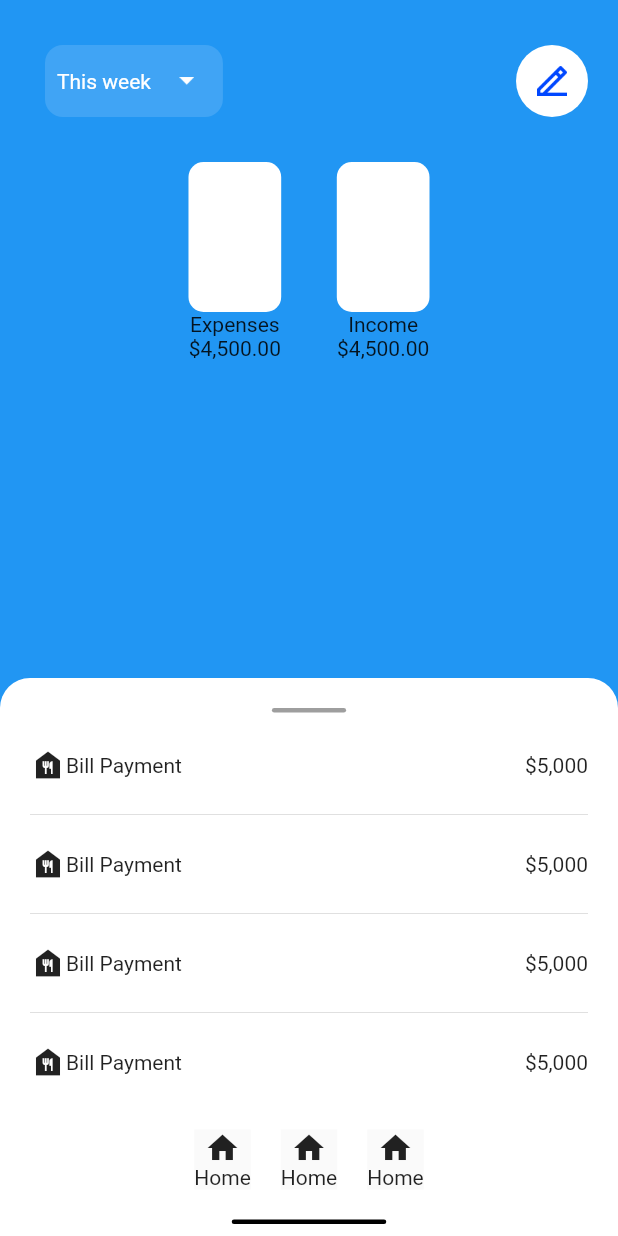
After one commit to ernestkoko/xafe, a Flutter app: the HomePage screen opened by its route, on a phone screen of 412 x 824 dp. The commit adds this screen. Run offline on Flutter 3.47's test engine with Material 2 defaults, Android fonts, the phone set to English and light mode, and no system bars; our stand-ins replace get.

Commit message:
Created Home page and added some changes

```diff
--- /dev/null
+++ b/lib/app/modules/home_module/home_page.dart
@@ -0,0 +1,265 @@
+import 'package:flutter/material.dart';
+import 'package:get/get.dart';
+import 'package:xafe/app/modules/home_module/home_page_controller.dart';
+import 'package:xafe/app/modules/home_module/widgets/bottom_sheet_item.dart';
+import 'package:xafe/app/modules/home_module/widgets/custom_analyses.dart';
+import 'package:xafe/app/widgets/custom_line.dart';
+import 'package:xafe/core/theme/text_styles.dart';
+
+import '../../widgets/space.dart';
+
+class HomePage extends GetView<HomePageController> {
+  const HomePage({Key? key}) : super(key: key);
+
+  @override
+  Widget build(BuildContext context) {
+    return Scaffold(
+      backgroundColor: Get.theme.primaryColor,
+      body: SafeArea(
+        child: Stack(
+          children: [
+            Positioned(
+              top: 0,
+              height: Get.height * 0.4,
+              right: 0,
+              left: 0,
+              child: Column(
+                children: [
+                  Padding(
+                    padding: const EdgeInsets.all(20.0),
+                    child: Row(
+                      mainAxisAlignment: MainAxisAlignment.spaceBetween,
+                      children: [
+                        Container(
+                          margin: EdgeInsets.all(10),
+                          //height: 40,
+
+                          decoration: ShapeDecoration(
+                              color:
+                                  Get.theme.primaryColorLight.withOpacity(0.2),
+                              shape: const RoundedRectangleBorder(
+                                  borderRadius:
+                                      BorderRadius.all(Radius.circular(12.0)))),
+                          child: Row(
+                            mainAxisAlignment: MainAxisAlignment.spaceBetween,
+                            mainAxisSize: MainAxisSize.min,
+                            children: [
+                              Padding(
+                                padding: const EdgeInsets.only(left: 8.0),
+                                child: Text(
+                                  "This week",
+                                  style: AppTextStyles.regular
+                                      .copyWith(color: Colors.white),
+                                ),
+                              ),
+                              IconButton(
+                                  padding: EdgeInsets.all(0),
+                                  onPressed: () {},
+                                  color: Colors.white,
+                                  icon: Image.asset(
+                                    "assets/img/dropdown.png",
+                                    height: 10,
+                                    width: 10,
+                                  ))
+                            ],
+                          ),
+                        ),
+                        Container(
+                          decoration: const ShapeDecoration(
+                              color: Colors.white,
+                              shape: RoundedRectangleBorder(
+                                  borderRadius:
+                                      BorderRadius.all(Radius.circular(100)))),
+                          child: IconButton(
+                            onPressed: () {
+                              ///Bottom sheet
+                              Get.bottomSheet(
+                                SizedBox(
+                                  height: Get.height * 0.4,
+                                  child: Column(
+                                    crossAxisAlignment:
+                                        CrossAxisAlignment.start,
+                                    children: [
+                                      const Padding(
+                                        padding: EdgeInsets.all(20.0),
+                                        child: Center(
+                                          child: CustomLine(
+                                            width: 40,
+                                            color: Colors.grey,
+                                          ),
+                                        ),
+                                      ),
+                                      BottomSheetItem(
+                                          onClicked:
+                                              controller.navigateToAddExpense,
+                                          assetLink:
+                                              "assets/img/add_expense.png",
+                                          title: "Add an expense"),
+                                      const Divider(),
+                                      BottomSheetItem(
+                                          onClicked:
+                                              controller.navigateToCreateBudget,
+                                          assetLink:
+                                              "assets/img/create_budget.png",
+                                          title: "Create Budget"),
+                                      const Divider(),
+                                      BottomSheetItem(
+                                          onClicked:
+                                              controller.navigateToAddSpending,
+                                          assetLink:
+                                              "assets/img/add_spending.png",
+                                          title: "Add a spending category"),
+                                    ],
+                                  ),
+                                ),
+                                backgroundColor: Colors.white,
+                                shape: const RoundedRectangleBorder(
+                                  borderRadius: BorderRadius.only(
+                                    topLeft: Radius.circular(20),
+                                    topRight: Radius.circular(20),
+                                  ),
+                                ),
+                              );
+                            },
+                            icon: Image.asset(
+                              "assets/img/create.png",
+                              height: 20,
+                              width: 20,
+                            ),
+                            color: Colors.white,
+                            focusColor: Colors.white,
+                          ),
+                        ),
+                      ],
+                    ),
+                  ),
+                  Row(
+                    mainAxisAlignment: MainAxisAlignment.center,
+                    children: [
+                      const CustomAnalyses(
+                        title: "Expenses",
+                        amount: "4,500.00",
+                      ),
+                      Space.X(Get.width * 0.09),
+                      const CustomAnalyses(
+                        title: "Income",
+                        amount: "4,500.00",
+                      )
+                    ],
+                  ),
+                ],
+              ),
+            ),
+            Positioned(
+              bottom: 0,
+              right: 0,
+              left: 0,
+              child: Container(
+                padding: const EdgeInsets.only(
+                    top: 10, left: 20, right: 20, bottom: 8),
+                decoration: const ShapeDecoration(
+                  color: Colors.white,
+                  shape: RoundedRectangleBorder(
+                    borderRadius: BorderRadius.only(
+                      topLeft: Radius.circular(20),
+                      topRight: Radius.circular(20),
+                    ),
+                  ),
+                ),
+                child: Column(
+                  mainAxisAlignment: MainAxisAlignment.spaceBetween,
+                  children: [
+                    Space.Y(10),
+                    CustomLine(
+                      color: Colors.grey,
+                      width: Get.width * 0.12,
+                    ),
+                    Space.Y(10),
+                    Column(
+                      crossAxisAlignment: CrossAxisAlignment.center,
+                      children: [
+                        _row(),
+                        const Divider(),
+                        _row(),
+                        const Divider(),
+                        _row(),
+                        const Divider(),
+                        _row(),
+                      ],
+                    ),
+                    Space.Y(20),
+                    Column(
+                      mainAxisAlignment: MainAxisAlignment.spaceBetween,
+                      children: [
+                        Row(
+                          mainAxisAlignment: MainAxisAlignment.center,
+                          children: [
+                            Material(
+                              child: InkWell(
+                                onTap: () {},
+                                child: Column(
+                                  children: const [
+                                    Icon(Icons.home),
+                                    Text("Home")
+                                  ],
+                                ),
+                              ),
+                            ),
+                            Space.X(20),
+                            Material(
+                              child: InkWell(
+                                onTap: () {},
+                                child: Column(
+                                  children: const [
+                                    Icon(Icons.home),
+                                    Text("Home"),
+                                  ],
+                                ),
+                              ),
+                            ),
+                            Space.X(20),
+                            Material(
+                              child: InkWell(
+                                onTap: () {},
+                                child: Column(
+                                  children: const [
+                                    Icon(Icons.home),
+                                    Text("Home")
+                                  ],
+                                ),
+                              ),
+                            ),
+                          ],
+                        ),
+                        Space.Y(20),
+                        CustomLine(
+                          color: Colors.black,
+                          width: Get.width * 0.25,
+                        )
+                      ],
+                    )
+                  ],
+                ),
+              ),
+            )
+          ],
+        ),
+      ),
+    );
+  }
+
+  Widget _row() {
+    return Container(
+      height: 50,
+      child: Row(
+        mainAxisAlignment: MainAxisAlignment.spaceBetween,
+        children: [
+          Row(
+            children: const [Icon(Icons.food_bank), Text("Bill Payment")],
+          ),
+          const Text("\$5,000")
+        ],
+      ),
+    );
+  }
+}
--- /dev/null
+++ b/lib/app/modules/home_module/home_page_binding.dart
@@ -0,0 +1,10 @@
+import 'package:get/get.dart';
+
+import './home_page_controller.dart';
+
+class HomePageBinding extends Bindings {
+  @override
+  void dependencies() {
+    Get.put(HomePageController());
+  }
+}
--- /dev/null
+++ b/lib/app/modules/home_module/home_page_controller.dart
@@ -0,0 +1,19 @@
+import 'package:get/get.dart';
+
+class HomePageController extends GetxController{
+
+  onCreateClicked(){
+
+  }
+
+  void navigateToAddExpense(){
+
+  }
+  void navigateToCreateBudget(){
+
+  }
+  void navigateToAddSpending(){
+
+  }
+
+}
--- /dev/null
+++ b/lib/app/modules/home_module/widgets/bottom_sheet_item.dart
@@ -0,0 +1,28 @@
+import 'package:flutter/material.dart';
+
+import '../../../../core/theme/text_styles.dart';
+
+class BottomSheetItem extends StatelessWidget {
+  final String assetLink;
+  final String title;
+  final Function()? onClicked;
+
+  const BottomSheetItem({Key? key, required this.assetLink,required this.title, this.onClicked})
+      : super(key: key);
+
+  @override
+  Widget build(BuildContext context) {
+    return TextButton.icon(
+      onPressed:onClicked,
+      icon: Image.asset(
+        assetLink,
+        height: 15,
+        width: 15,
+      ),
+      label: Text(
+        title,
+        style: AppTextStyles.regular.copyWith(color: Colors.black),
+      ),
+    );
+  }
+}
--- /dev/null
+++ b/lib/app/modules/home_module/widgets/custom_analyses.dart
@@ -0,0 +1,28 @@
+import 'package:flutter/material.dart';
+import 'package:get/get.dart';
+
+class CustomAnalyses extends StatelessWidget {
+  final String? title;
+  final String? amount;
+
+  const CustomAnalyses({Key? key, this.title, this.amount}) : super(key: key);
+
+  @override
+  Widget build(BuildContext context) {
+    return Column(
+      children: [
+        Container(
+          height: 100,
+          width: Get.width * 0.15,
+          decoration: ShapeDecoration(
+              color: Colors.white,
+              shape: RoundedRectangleBorder(
+                  borderRadius:
+                  BorderRadius.all(Radius.circular(10)))),
+        ),
+        Text(title!),
+        Text("\$${amount}")
+      ],
+    );
+  }
+}
--- a/lib/app/modules/signin_module/signin_page.dart
+++ b/lib/app/modules/signin_module/signin_page.dart
@@ -41,14 +41,11 @@ class SigninPage extends GetView<SigninPageController> {
                   Space.Y(6),
                   CustomTextField(
                     hintText: ".....",
-                    onIconPressed: (){
-
-                    },
+                    onIconPressed: () {},
                     icon: Image.asset(
                       "assets/img/eye.png",
                       width: 20,
                       height: 20,
-
                     ),
                   ),
                   Space.Y(15),
@@ -79,11 +76,14 @@ class SigninPage extends GetView<SigninPageController> {
                 ],
               ),
             ),
-            const Positioned(
+            Positioned(
               bottom: 2,
               left: 2,
               right: 2,
-              child: CustomButton("Login"),
+              child: CustomButton(
+                "Login",
+                onPressed: controller.navigateToHomePage,
+              ),
             ),
           ],
         ),
--- a/lib/app/modules/signin_module/signin_page_controller.dart
+++ b/lib/app/modules/signin_module/signin_page_controller.dart
@@ -1,5 +1,8 @@
 import 'package:get/get.dart';
+import 'package:xafe/routes/routes.dart';
 
-class SigninPageController extends GetxController{
-
+class SigninPageController extends GetxController {
+  void navigateToHomePage() {
+    Get.toNamed(AppRoutes.homePage);
+  }
 }
--- /dev/null
+++ b/lib/app/widgets/custom_line.dart
@@ -0,0 +1,26 @@
+import 'package:flutter/material.dart';
+
+class CustomLine extends StatelessWidget {
+  final Color? color;
+  final double? width;
+  final double? height;
+
+  const CustomLine({Key? key, this.color, this.width, this.height})
+      : super(key: key);
+
+  @override
+  Widget build(BuildContext context) {
+    return Container(
+      height: height ?? 3,
+      width: width,
+      decoration: ShapeDecoration(
+        color: color,
+        shape: const RoundedRectangleBorder(
+          borderRadius: BorderRadius.all(
+            Radius.circular(10),
+          ),
+        ),
+      ),
+    );
+  }
+}
--- a/lib/routes/pages.dart
+++ b/lib/routes/pages.dart
@@ -1,4 +1,6 @@
 import 'package:get/get.dart';
+import 'package:xafe/app/modules/home_module/home_page.dart';
+import 'package:xafe/app/modules/home_module/home_page_binding.dart';
 import 'package:xafe/app/modules/landing_module/landing_page.dart';
 import 'package:xafe/app/modules/landing_module/landing_page_binding.dart';
 import 'package:xafe/app/modules/sign_up_module/sign_up_page.dart';
@@ -18,8 +20,13 @@ abstract class AppPages {
         page: () => SignUpPage(),
         binding: SignupPageBinding()),
     GetPage(
-        name: AppRoutes.signinPage,
-        page: () => SigninPage(),
-        binding: SigninPageBinding()),
+      name: AppRoutes.signinPage,
+      page: () => SigninPage(),
+      binding: SigninPageBinding(),
+    ),
+    GetPage(
+        name: AppRoutes.homePage,
+        page: () => HomePage(),
+        binding: HomePageBinding())
   ];
 }
--- a/lib/routes/routes.dart
+++ b/lib/routes/routes.dart
@@ -7,4 +7,5 @@ abstract class AppRoutes{
   static const landingPage="/";
   static const signupPage ="/signup_page";
   static const signinPage = "/signin_page";
+  static const homePage = "/home_page";
 }
```
Also changed, not shown: assets/img/add_expense.png (added), assets/img/add_spending.png (added), assets/img/create.png (added), assets/img/create_budget.png (added), assets/img/dropdown.png (added).
